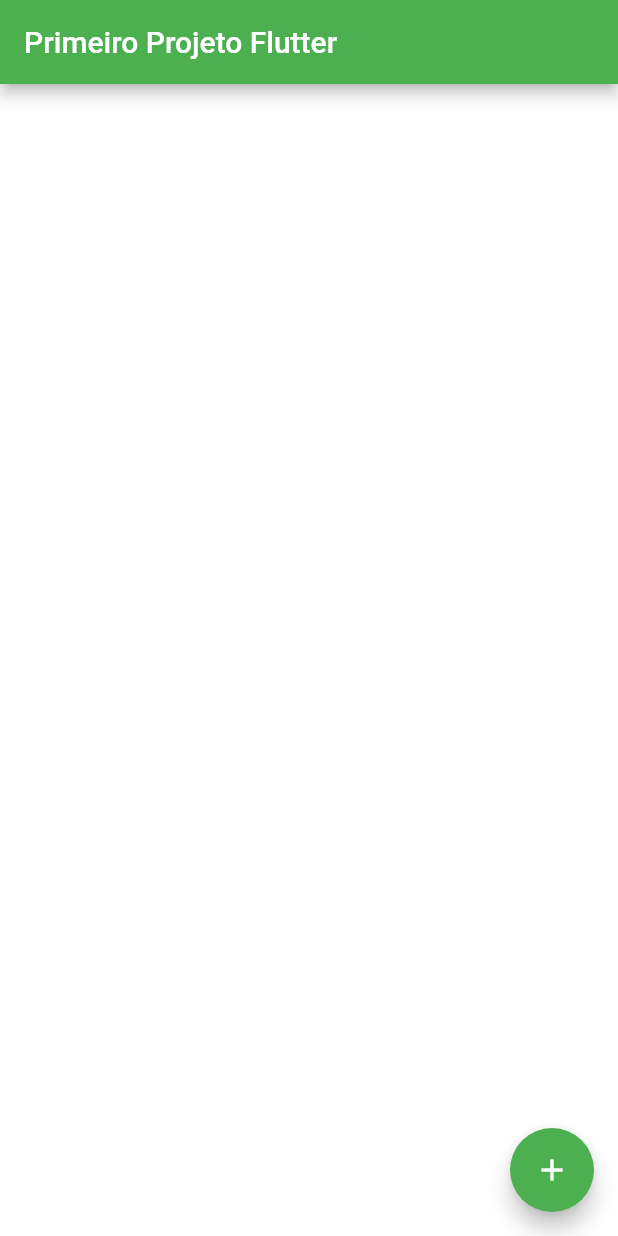
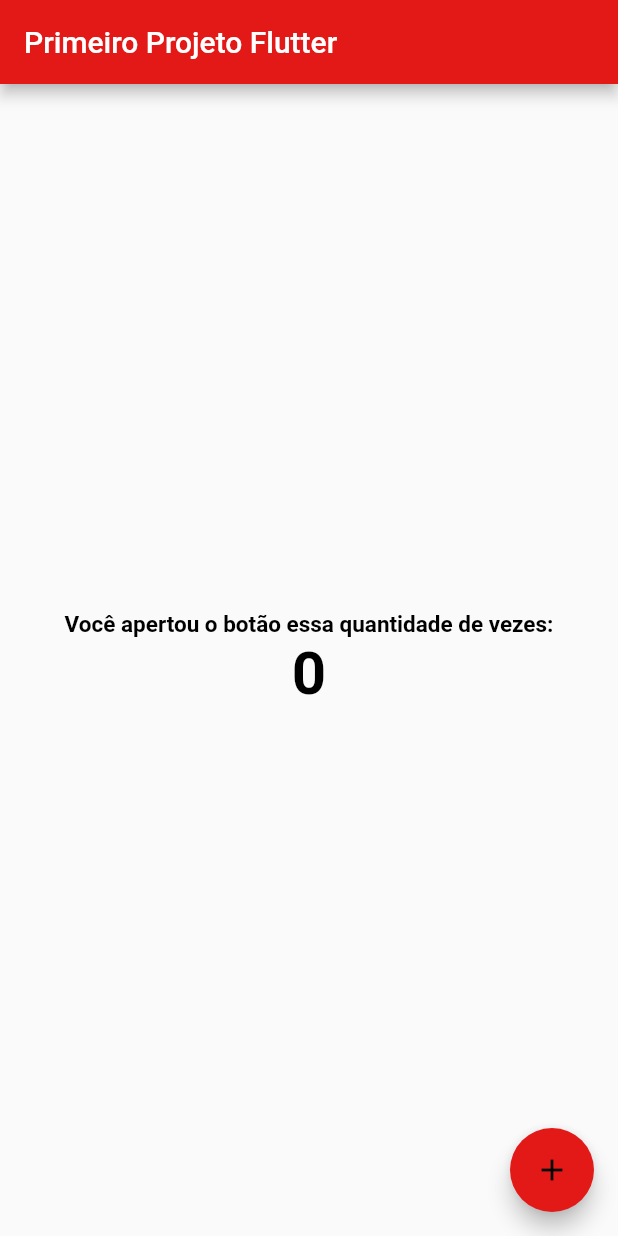
Before and after one commit to taylanbustamante/dio-flutter-initial-project, a Flutter app: the screen it shows after launch, on a phone screen of 412 x 824 dp. Run offline on Flutter 3.47's test engine with Material 2 defaults, Android fonts, the phone set to English and light mode, and no system bars.

Commit message:
Mudança no padrão de cores do projeto

```diff
--- a/lib/main.dart
+++ b/lib/main.dart
@@ -9,13 +9,9 @@ class MyApp extends StatelessWidget {
 
   @override
   Widget build(BuildContext context) {
-    return MaterialApp(
+    return const MaterialApp(
       title: 'Projeto Flutter',
-      theme: ThemeData(
-        primarySwatch: Colors.green,
-        scaffoldBackgroundColor: Colors.white70
-      ),
-      home: const MyHomePage(title: 'Primeiro Projeto Flutter'),
+      home: MyHomePage(title: 'Primeiro Projeto Flutter'),
     );
   }
 }
@@ -42,26 +38,35 @@ class _MyHomePageState extends State<MyHomePage> {
   Widget build(BuildContext context) {
     return Scaffold(
       appBar: AppBar(
+        backgroundColor: const Color.fromRGBO(227, 25, 24, 1),
         title: Text(widget.title),
       ),
       body: Center(
         child: Column(
           mainAxisAlignment: MainAxisAlignment.center,
           children: <Widget>[
-            const Text(
-              'Você apertou o botão essa quantidade de vezes:',
-            style: TextStyle(color: Colors.white, fontWeight: FontWeight.bold, fontSize: 14)),
+            const Text('Você apertou o botão essa quantidade de vezes:',
+                style: TextStyle(
+                    color: Colors.black,
+                    fontWeight: FontWeight.bold,
+                    fontSize: 15)),
             Text(
               '$_counter',
-                style: const TextStyle(color: Colors.white, fontWeight: FontWeight.bold, fontSize: 40),
+              style: const TextStyle(
+                  color: Colors.black,
+                  fontWeight: FontWeight.bold,
+                  fontSize: 40),
             ),
           ],
         ),
       ),
-      floatingActionButton: FloatingActionButton(
+      floatingActionButton: FloatingActionButton(backgroundColor: const Color.fromRGBO(227, 25, 24, 1),
         onPressed: _incrementCounter,
         tooltip: 'Increment',
-        child: const Icon(Icons.add),
+        child: const Icon(
+          Icons.add,
+          color: Colors.black,
+        ),
       ),
     );
   }
```
Also changed, not shown: 1 other file.
